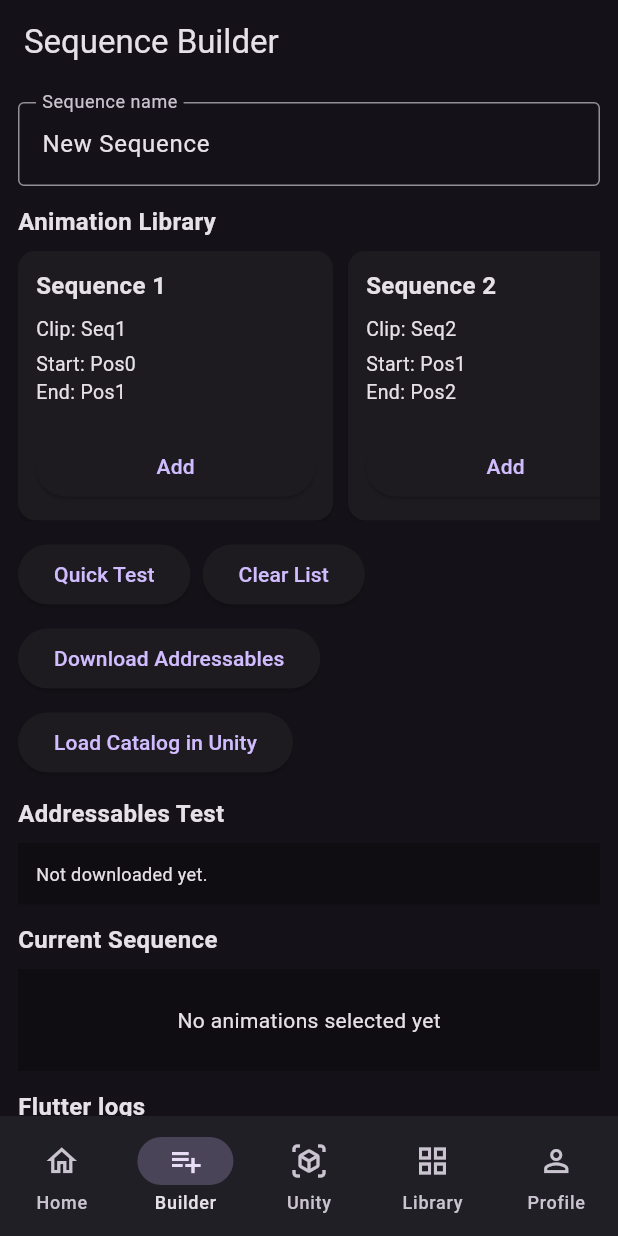
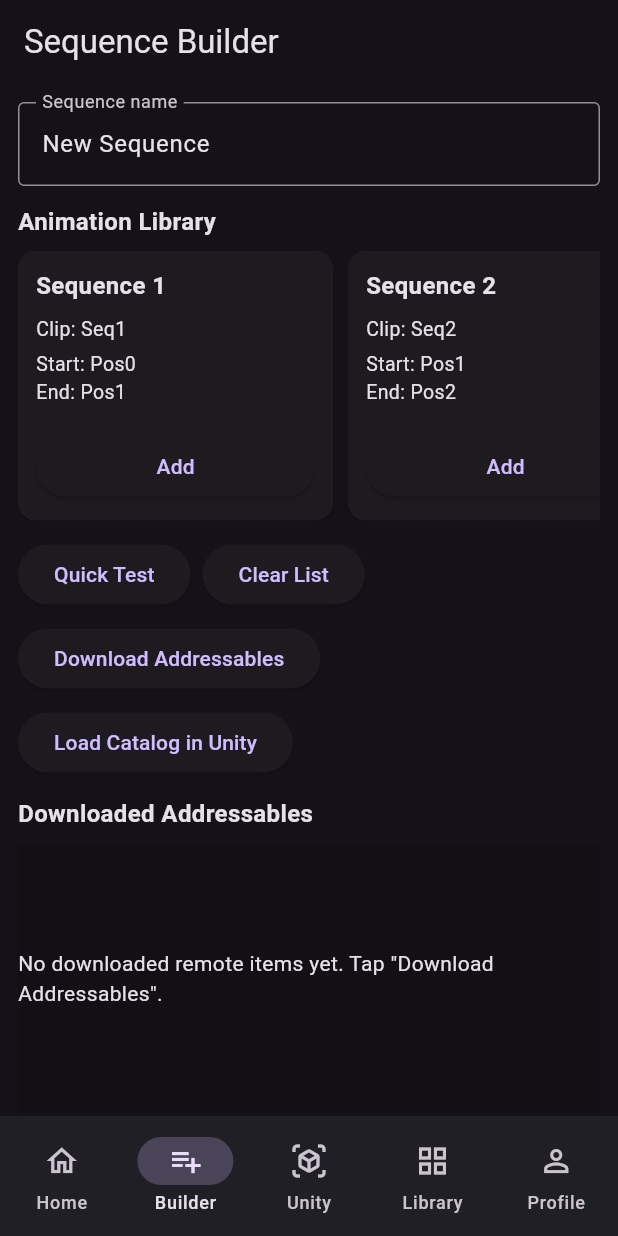
Before and after one commit to oilfoot/Combatable_Flutter, a Flutter app: the screen it shows after launch, on a phone screen of 412 x 824 dp. Run offline on Flutter 3.47's test engine with Material 3 defaults, Android fonts, the phone set to English and light mode, and no system bars; our stand-ins replace firebase_core, firebase_storage; missing offline and left inert: unity_kit; accounts and stored records are empty; network calls fail.

Commit message:
Addressable Loading test worked

```diff
--- a/lib/screens/sequence_builder_screen.dart
+++ b/lib/screens/sequence_builder_screen.dart
@@ -1,3 +1,4 @@
+import 'dart:convert';
 import 'dart:io';
 
 import 'package:firebase_storage/firebase_storage.dart';
@@ -32,10 +33,13 @@ class _SequenceBuilderScreenState extends State<SequenceBuilderScreen> {
   bool _isDownloadingAddressables = false;
   bool _isSendingCatalog = false;
 
+  final List<AnimationLibraryItem> _downloadedAddressableItems = [];
+
   static const List<String> _addressableFiles = <String>[
     'catalog.hash',
     'catalog.bin',
-    'remotegroup_assets_all_c8ca3e9e6d0cf52e5ccc935ebcb07b4f.bundle',
+    'remotegroup_assets_all_32ac13a254b1b106f3bf8005a358bfca.bundle',
+    'addressables_manifest.json',
   ];
 
   @override
@@ -73,6 +77,93 @@ class _SequenceBuilderScreenState extends State<SequenceBuilderScreen> {
     widget.sequenceController.addAnimationItem(item);
   }
 
+  List<AnimationLibraryItem> _parseManifestItems(String jsonString) {
+    final decoded = jsonDecode(jsonString);
+
+    if (decoded is! List) {
+      throw Exception('Manifest is not a JSON array.');
+    }
+
+    return decoded.map<AnimationLibraryItem>((entry) {
+      if (entry is! Map<String, dynamic>) {
+        throw Exception('Manifest entry is not a JSON object.');
+      }
+
+      return AnimationLibraryItem(
+        title: (entry['title'] ?? '').toString(),
+        animationName: (entry['animationName'] ?? '').toString(),
+        startPosition: (entry['startPosition'] ?? '').toString(),
+        endPosition: (entry['endPosition'] ?? '').toString(),
+      );
+    }).toList();
+  }
+
+  Widget _buildLibraryRow({
+    required List<AnimationLibraryItem> items,
+    required String emptyText,
+  }) {
+    if (items.isEmpty) {
+      return Container(
+        width: double.infinity,
+        alignment: Alignment.center,
+        color: Colors.black12,
+        child: Text(emptyText),
+      );
+    }
+
+    return ListView.builder(
+      scrollDirection: Axis.horizontal,
+      itemCount: items.length,
+      itemBuilder: (context, index) {
+        final item = items[index];
+
+        return SizedBox(
+          width: 220,
+          child: Card(
+            margin: const EdgeInsets.only(right: 10),
+            child: Padding(
+              padding: const EdgeInsets.all(12),
+              child: Column(
+                crossAxisAlignment: CrossAxisAlignment.start,
+                children: [
+                  Text(
+                    item.title,
+                    style: const TextStyle(
+                      fontWeight: FontWeight.bold,
+                      fontSize: 16,
+                    ),
+                  ),
+                  const SizedBox(height: 8),
+                  Text(
+                    'Clip: ${item.animationName}',
+                    style: const TextStyle(fontSize: 13),
+                  ),
+                  const SizedBox(height: 4),
+                  Text(
+                    'Start: ${item.startPosition}',
+                    style: const TextStyle(fontSize: 13),
+                  ),
+                  Text(
+                    'End: ${item.endPosition}',
+                    style: const TextStyle(fontSize: 13),
+                  ),
+                  const Spacer(),
+                  SizedBox(
+                    width: double.infinity,
+                    child: ElevatedButton(
+                      onPressed: () => _addLibraryItem(item),
+                      child: const Text('Add'),
+                    ),
+                  ),
+                ],
+              ),
+            ),
+          ),
+        );
+      },
+    );
+  }
+
   Future<void> _downloadAddressables() async {
     if (_isDownloadingAddressables) return;
 
@@ -92,17 +183,33 @@ class _SequenceBuilderScreenState extends State<SequenceBuilderScreen> {
       for (final fileName in _addressableFiles) {
         final localFile = File('${addressablesDir.path}/$fileName');
         final ref = FirebaseStorage.instance.ref('addressables/iOS/$fileName');
-
         await ref.writeToFile(localFile);
       }
+
+      final manifestFile = File(
+        '${addressablesDir.path}/addressables_manifest.json',
+      );
+
+      if (!await manifestFile.exists()) {
+        throw Exception('Manifest file was not downloaded.');
+      }
+
+      final manifestContent = await manifestFile.readAsString();
+      final parsedItems = _parseManifestItems(manifestContent);
 
       final catalogPath = '${addressablesDir.path}/catalog.bin';
 
       setState(() {
         _addressablesDirPath = addressablesDir.path;
         _catalogPath = catalogPath;
+        _downloadedAddressableItems
+          ..clear()
+          ..addAll(parsedItems);
         _addressablesStatus =
-            'Addressables ready.\nFolder: ${addressablesDir.path}\nCatalog: $catalogPath';
+            'Addressables ready.\n'
+            'Folder: ${addressablesDir.path}\n'
+            'Catalog: $catalogPath\n'
+            'Loaded ${parsedItems.length} item(s) from manifest.';
       });
     } catch (e) {
       setState(() {
@@ -160,8 +267,13 @@ class _SequenceBuilderScreenState extends State<SequenceBuilderScreen> {
   @override
   Widget build(BuildContext context) {
     final controller = widget.sequenceController;
-    final availableItems = controller.getAvailableLibraryItems(
+
+    final availableMockItems = controller.getAvailableLibraryItems(
       mockAnimationLibrary,
+    );
+
+    final availableDownloadedItems = controller.getAvailableLibraryItems(
+      _downloadedAddressableItems,
     );
 
     return Scaffold(
@@ -209,66 +321,10 @@ class _SequenceBuilderScreenState extends State<SequenceBuilderScreen> {
               const SizedBox(height: 8),
               SizedBox(
                 height: 180,
-                child: availableItems.isEmpty
-                    ? Container(
-                        width: double.infinity,
-                        alignment: Alignment.center,
-                        color: Colors.black12,
-                        child: const Text(
-                          'No matching follow-up animations available',
-                        ),
-                      )
-                    : ListView.builder(
-                        scrollDirection: Axis.horizontal,
-                        itemCount: availableItems.length,
-                        itemBuilder: (context, index) {
-                          final item = availableItems[index];
-
-                          return SizedBox(
-                            width: 220,
-                            child: Card(
-                              margin: const EdgeInsets.only(right: 10),
-                              child: Padding(
-                                padding: const EdgeInsets.all(12),
-                                child: Column(
-                                  crossAxisAlignment: CrossAxisAlignment.start,
-                                  children: [
-                                    Text(
-                                      item.title,
-                                      style: const TextStyle(
-                                        fontWeight: FontWeight.bold,
-                                        fontSize: 16,
-                                      ),
-                                    ),
-                                    const SizedBox(height: 8),
-                                    Text(
-                                      'Clip: ${item.animationName}',
-                                      style: const TextStyle(fontSize: 13),
-                                    ),
-                                    const SizedBox(height: 4),
-                                    Text(
-                                      'Start: ${item.startPosition}',
-                                      style: const TextStyle(fontSize: 13),
-                                    ),
-                                    Text(
-                                      'End: ${item.endPosition}',
-                                      style: const TextStyle(fontSize: 13),
-                                    ),
-                                    const Spacer(),
-                                    SizedBox(
-                                      width: double.infinity,
-                                      child: ElevatedButton(
-                                        onPressed: () => _addLibraryItem(item),
-                                        child: const Text('Add'),
-                                      ),
-                                    ),
-                                  ],
-                                ),
-                              ),
-                            ),
-                          );
-                        },
-                      ),
+                child: _buildLibraryRow(
+                  items: availableMockItems,
+                  emptyText: 'No matching follow-up animations available',
+                ),
               ),
               const SizedBox(height: 12),
               Wrap(
@@ -303,6 +359,20 @@ class _SequenceBuilderScreenState extends State<SequenceBuilderScreen> {
                     ),
                   ),
                 ],
+              ),
+              const SizedBox(height: 12),
+              const Text(
+                'Downloaded Addressables',
+                style: TextStyle(fontSize: 16, fontWeight: FontWeight.bold),
+              ),
+              const SizedBox(height: 8),
+              SizedBox(
+                height: 180,
+                child: _buildLibraryRow(
+                  items: availableDownloadedItems,
+                  emptyText:
+                      'No downloaded remote items yet. Tap "Download Addressables".',
+                ),
               ),
               const SizedBox(height: 12),
               const Text(
```
